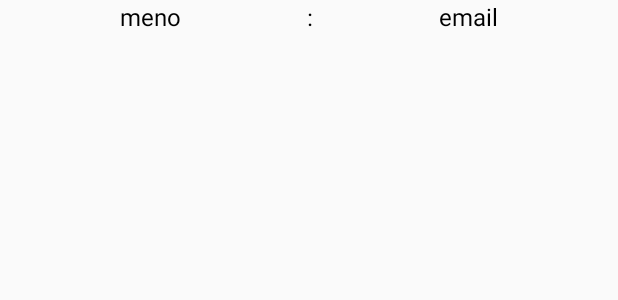
After one commit to Cryth/OpravyPCAndroid, an Android app: the layout list_customer.xml on its own in the app's theme, with its tools: preview values and no code run, on a phone screen of 412 x 824 dp. The commit adds this screen. Shown: the top 300 px of the screen. Run offline under Robolectric (Android 15) with nearby library versions, the phone set to English and light mode, and no system bars.

Commit message:
pridanie pripojadapter() a listlayoutu pre customerov plus nejake gui

```diff
--- /dev/null
+++ b/app/src/main/res/layout/list_customer.xml
@@ -0,0 +1,39 @@
+<?xml version="1.0" encoding="utf-8"?>
+<LinearLayout xmlns:android="http://schemas.android.com/apk/res/android"
+    android:orientation="horizontal" android:layout_width="match_parent"
+    android:layout_height="match_parent">
+
+    <TextView
+        android:id="@+id/listMeno"
+        android:layout_width="wrap_content"
+        android:layout_height="wrap_content"
+        android:text="meno"
+        android:layout_weight="1"
+        android:textAlignment="center"
+        android:textSize="16sp"
+        android:textColor="@android:color/black"
+
+        />
+
+    <TextView
+        android:id="@+id/dvojbodka"
+        android:layout_width="wrap_content"
+        android:layout_height="wrap_content"
+        android:layout_weight="0.05"
+        android:textAlignment="center"
+        android:textColor="@android:color/black"
+        android:textSize="16sp"
+        android:text=":" />
+
+    <TextView
+        android:id="@+id/listEmail"
+        android:layout_width="wrap_content"
+        android:layout_height="wrap_content"
+        android:layout_weight="1"
+        android:text="email"
+        android:textSize="16sp"
+        android:textAlignment="center"
+        android:textColor="@android:color/black"
+        />
+
+</LinearLayout>
```
Also changed, not shown: app/src/main/java/com/example/splat/tarika_opravypc/MainActivity.java (+22 -0 lines), app/src/main/res/layout/activity_main.xml (+18 -2 lines).
